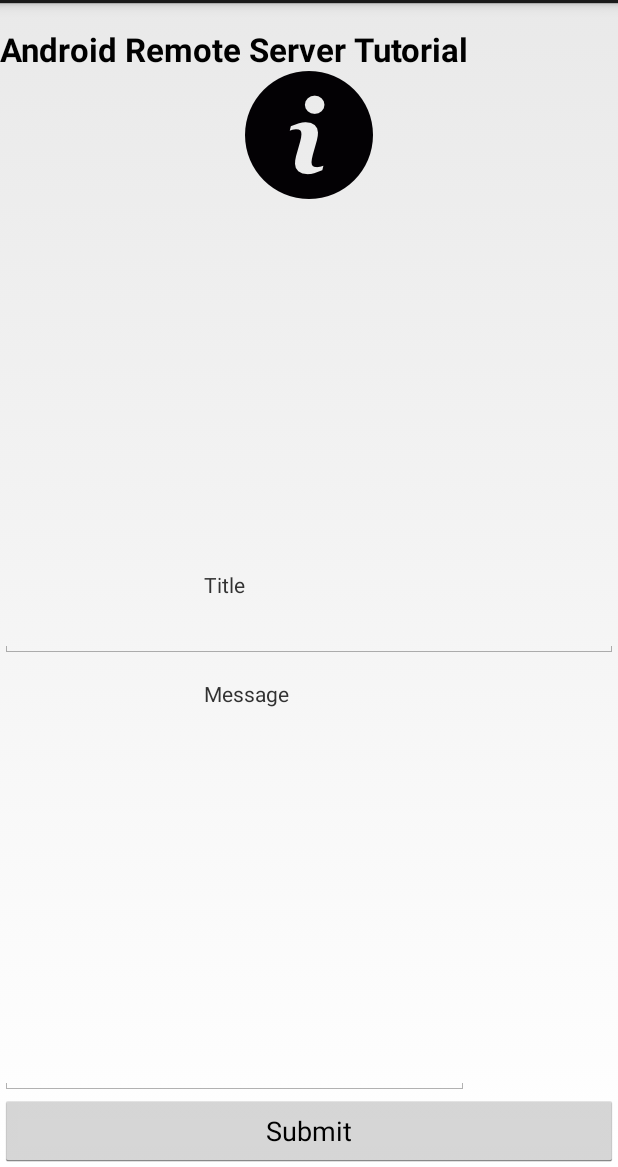
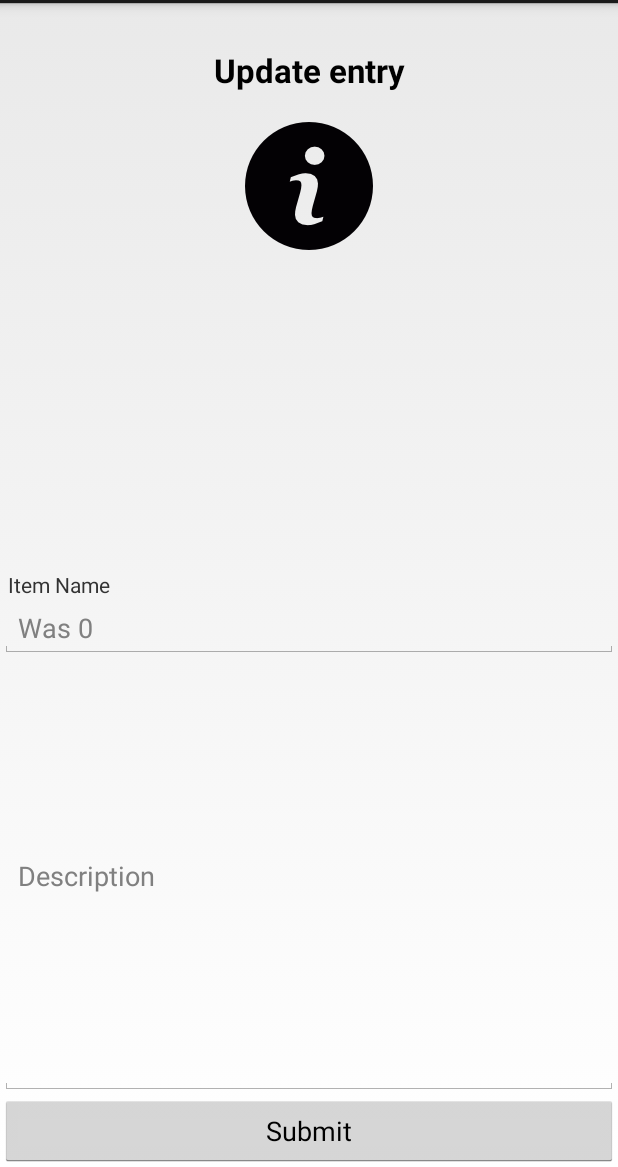
Before and after one commit to markhulia/MySQLTestSample, an Android app: the ReportUpdater screen opened directly, with no data from a screen before it, on a phone screen of 412 x 824 dp, the part 69-1236 px from its top. Run offline under Robolectric (Android 15) with nearby library versions, the phone set to English and light mode, and no system bars.

Commit message:
cleaned strings and variables

```diff
--- a/app/src/main/java/com/example/mysqltest/ActionFeedbackActivity.java
+++ b/app/src/main/java/com/example/mysqltest/ActionFeedbackActivity.java
@@ -8,7 +8,6 @@ package com.example.mysqltest;
 import android.app.Activity;
 import android.content.Intent;
 import android.os.Bundle;
-import android.support.v7.app.ActionBarActivity;
 import android.widget.Toast;
 
 
--- a/app/src/main/java/com/example/mysqltest/JSONParser.java
+++ b/app/src/main/java/com/example/mysqltest/JSONParser.java
@@ -17,7 +17,6 @@ import org.apache.http.client.utils.URLEncodedUtils;
 import org.apache.http.impl.client.DefaultHttpClient;
 import org.json.JSONException;
 import org.json.JSONObject;
-
 import java.io.BufferedReader;
 import java.io.IOException;
 import java.io.InputStream;
@@ -50,7 +49,7 @@ public class JSONParser {
             HttpEntity httpEntity = httpResponse.getEntity();
             // Open an inputStream with the data content.
             is = httpEntity.getContent();
-            Log.i("Http request and client", "completefd");
+            Log.i("Http request and client", "completed");
 
         } catch (UnsupportedEncodingException e) {
             e.printStackTrace();
--- a/app/src/main/java/com/example/mysqltest/OptionFeedbackActivity.java
+++ b/app/src/main/java/com/example/mysqltest/OptionFeedbackActivity.java
@@ -5,7 +5,6 @@ import android.app.Activity;
 import android.content.Intent;
 import android.os.Bundle;
 import android.support.v4.app.RemoteInput;
-import android.support.v7.app.ActionBarActivity;
 import android.widget.Toast;
 
 public class OptionFeedbackActivity extends Activity {
@@ -19,7 +18,7 @@ public class OptionFeedbackActivity extends Activity {
         CharSequence replyText = getMessageText(getIntent());
         if (replyText != null) {
             int foo = Integer.parseInt(replyText.toString());
-            Toast.makeText(this, "OptionFeedbackActivity "+foo, Toast.LENGTH_LONG).show();
+            Toast.makeText(this, "OptionFeedbackActivity " + foo, Toast.LENGTH_LONG).show();
         }
 
         //Go back to main activity without crashing the app
--- a/app/src/main/java/com/example/mysqltest/ReportUpdater.java
+++ b/app/src/main/java/com/example/mysqltest/ReportUpdater.java
@@ -11,6 +11,7 @@ import android.view.View;
 import android.view.View.OnClickListener;
 import android.widget.Button;
 import android.widget.EditText;
+import android.widget.ProgressBar;
 import android.widget.Toast;
 
 import org.apache.http.NameValuePair;
@@ -26,23 +27,11 @@ public class ReportUpdater extends Activity implements OnClickListener {
     //ids
     private static final String TAG_SUCCESS = "success";
     private static final String TAG_MESSAGE = "message";
-    // JSON parser class
     JSONParser jsonParser = new JSONParser();
-    //testing on Emulator:
-    //private static final String POST_COMMENT_URL = "http://10.0.2.2:1234/webservice/addcomment.php";
-    String POST_COMMENT_URL = URL.URL + "updateRport.php";
-
-    //php add a comment script
-
-    //localhost :
-    //testing on your device
-    //put your local ip instead,  on windows, run CMD > ipconfig
-    //or in mac's terminal type ifconfig and look for the ip under en0 or en1
-    // private static final String POST_COMMENT_URL = "http://xxx.xxx.x.x:1234/webservice/addcomment.php";
-    private EditText title, message;
-
-    //testing from a real server:
-    //private static final String POST_COMMENT_URL = "http://www.mybringback.com/webservice/addcomment.php";
+    String POST_COMMENT_URL = URL.URL + "updateReport.php";
+    ProgressBar loadingBar;
+    private int itemQty = 0;
+    private EditText updateReportQuantity, description;
     private Button mSubmit;
     // Progress Dialog
     private ProgressDialog pDialog;
@@ -53,11 +42,13 @@ public class ReportUpdater extends Activity implements OnClickListener {
         super.onCreate(savedInstanceState);
         setContentView(R.layout.update_report);
 
-        title = (EditText) findViewById(R.id.title);
-        message = (EditText) findViewById(R.id.message);
+        updateReportQuantity = (EditText) findViewById(R.id.updateSingleItemQty);
+        description = (EditText) findViewById(R.id.description);
 
         mSubmit = (Button) findViewById(R.id.submit);
         mSubmit.setOnClickListener(this);
+
+        updateReportQuantity.setHint("Was " + itemQty);
 
     }
 
@@ -77,6 +68,8 @@ public class ReportUpdater extends Activity implements OnClickListener {
             pDialog.setIndeterminate(false);
             pDialog.setCancelable(true);
             pDialog.show();
+            loadingBar = (ProgressBar) findViewById(R.id.progressBar);
+            loadingBar.setVisibility(View.VISIBLE);
         }
 
         @Override
@@ -84,8 +77,8 @@ public class ReportUpdater extends Activity implements OnClickListener {
             // TODO Auto-generated method stub
             // Check for success tag
             int success;
-            String post_title = title.getText().toString();
-            String post_message = message.getText().toString();
+            String post_title = updateReportQuantity.getText().toString();
+            String post_message = description.getText().toString();
 
             //We need to change this:
             SharedPreferences sp = PreferenceManager.getDefaultSharedPreferences(ReportUpdater.this);
@@ -105,16 +98,16 @@ public class ReportUpdater extends Activity implements OnClickListener {
                         POST_COMMENT_URL, "POST", params);
 
                 // full json response
-                Log.d("Post Comment attempt", json.toString());
+                Log.d("Update entry attempt", json.toString());
 
                 // json success element
                 success = json.getInt(TAG_SUCCESS);
                 if (success == 1) {
-                    Log.d("Comment Added!", json.toString());
+                    Log.d("Entry updated", json.toString());
                     finish();
                     return json.getString(TAG_MESSAGE);
                 } else {
-                    Log.d("Comment Failure!", json.getString(TAG_MESSAGE));
+                    Log.d("Error updating entry", json.getString(TAG_MESSAGE));
                     return json.getString(TAG_MESSAGE);
 
                 }
@@ -127,6 +120,8 @@ public class ReportUpdater extends Activity implements OnClickListener {
         }
 
         protected void onPostExecute(String file_url) {
+            //hide progress bar
+            loadingBar.setVisibility(View.INVISIBLE);
             // dismiss the dialog once product deleted
             pDialog.dismiss();
             if (file_url != null) {
--- a/app/src/main/java/com/example/mysqltest/URL.java
+++ b/app/src/main/java/com/example/mysqltest/URL.java
@@ -9,5 +9,5 @@ public class URL {
     //public static final String URL = "http://10.0.2.2:2604/webservice/";
 
     //device
-    public static final String URL = "http://10.0.1.5:2604/webservice/";
+    public static final String URL = "http://192.168.1.153:2604/webservice/";
 }
--- a/app/src/main/res/layout/login.xml
+++ b/app/src/main/res/layout/login.xml
@@ -72,7 +72,7 @@
         android:ems="10" />
 
     <TextView
-        android:id="@+id/textView1"
+        android:id="@+id/updateReportItemTitle"
         android:layout_width="wrap_content"
         android:layout_height="wrap_content"
         android:layout_above="@+id/username"
--- a/app/src/main/res/layout/register.xml
+++ b/app/src/main/res/layout/register.xml
@@ -11,7 +11,7 @@
         android:src="@drawable/info" />
 
     <TextView
-        android:id="@+id/textView1"
+        android:id="@+id/updateReportItemTitle"
         android:layout_width="wrap_content"
         android:layout_height="wrap_content"
         android:layout_alignLeft="@+id/password"
@@ -22,8 +22,8 @@
         android:id="@+id/username"
         android:layout_width="wrap_content"
         android:layout_height="wrap_content"
-        android:layout_alignLeft="@+id/textView1"
-        android:layout_below="@+id/textView1"
+        android:layout_alignLeft="@+id/updateReportItemTitle"
+        android:layout_below="@+id/updateReportItemTitle"
         android:ems="10" />
 
     <TextView
--- a/app/src/main/res/layout/single_item_view.xml
+++ b/app/src/main/res/layout/single_item_view.xml
@@ -35,7 +35,7 @@
                 android:padding="5dp">
 
                 <TextView
-                    android:id="@+id/title"
+                    android:id="@+id/updateSingleItemQty"
                     android:layout_width="wrap_content"
                     android:layout_height="wrap_content"
                     android:layout_gravity="bottom"
@@ -47,7 +47,7 @@
                     android:textStyle="bold" />
 
                 <TextView
-                    android:id="@+id/message"
+                    android:id="@+id/description"
                     android:layout_width="wrap_content"
                     android:layout_height="wrap_content"
                     android:paddingBottom="2dip"
--- a/app/src/main/res/layout/update_report.xml
+++ b/app/src/main/res/layout/update_report.xml
@@ -6,51 +6,56 @@
         android:id="@+id/imageView1"
         android:layout_width="wrap_content"
         android:layout_height="wrap_content"
+        android:src="@drawable/info"
         android:layout_below="@+id/textView2"
         android:layout_centerHorizontal="true"
-        android:src="@drawable/info" />
+        android:layout_marginTop="20dp" />
 
     <TextView
         android:id="@+id/textView2"
         android:layout_width="wrap_content"
         android:layout_height="wrap_content"
-        android:layout_alignParentLeft="true"
+        android:gravity="center"
+        android:text="Update entry"
+        android:textAppearance="?android:attr/textAppearanceLarge"
+        android:textStyle="bold"
+        android:layout_marginTop="30dp"
         android:layout_alignParentTop="true"
-        android:layout_marginTop="16dp"
-        android:gravity="center"
-        android:text="Android Remote Server Tutorial"
-        android:textAppearance="?android:attr/textAppearanceLarge"
-        android:textStyle="bold" />
+        android:layout_centerHorizontal="true" />
 
     <EditText
-        android:id="@+id/message"
+        android:id="@+id/description"
         android:layout_width="wrap_content"
         android:layout_height="wrap_content"
         android:layout_above="@+id/submit"
         android:layout_alignParentLeft="true"
-        android:layout_alignRight="@+id/textView2"
-        android:layout_below="@+id/TextView01"
-        android:ems="10" />
+        android:ems="10"
+        android:layout_alignParentEnd="true"
+        android:layout_below="@+id/updateSingleItemQty"
+        android:hint="Description" />
 
     <EditText
-        android:id="@+id/title"
+        android:id="@+id/updateSingleItemQty"
         android:layout_width="wrap_content"
         android:layout_height="wrap_content"
         android:layout_alignParentLeft="true"
         android:layout_alignParentRight="true"
-        android:layout_below="@+id/textView1"
-        android:ems="10">
+        android:layout_below="@+id/updateReportItemTitle"
+        android:ems="10"
+        android:inputType="number"
+        >
 
         <requestFocus />
     </EditText>
 
     <TextView
-        android:id="@+id/textView1"
+        android:id="@+id/updateReportItemTitle"
         android:layout_width="wrap_content"
         android:layout_height="wrap_content"
+        android:text="Item Name"
+        android:layout_marginLeft="5dp"
         android:layout_centerVertical="true"
-        android:layout_toLeftOf="@+id/imageView1"
-        android:text="Title" />
+        android:layout_alignParentStart="true" />
 
     <Button
         android:id="@+id/submit"
@@ -61,13 +66,15 @@
         android:layout_alignParentRight="true"
         android:text="Submit" />
 
-    <TextView
-        android:id="@+id/TextView01"
+    <ProgressBar
+        style="?android:attr/progressBarStyleSmall"
         android:layout_width="wrap_content"
         android:layout_height="wrap_content"
-        android:layout_alignLeft="@+id/textView1"
-        android:layout_below="@+id/title"
-        android:layout_marginTop="14dp"
-        android:text="Message" />
+        android:id="@+id/progressBar"
+        android:layout_above="@+id/updateReportItemTitle"
+        android:layout_alignEnd="@+id/imageView1"
+        android:layout_below="@+id/imageView1"
+        android:layout_alignStart="@+id/imageView1"
+        android:visibility="invisible"/>
 
 </RelativeLayout>
--- a/app/src/main/res/values/strings.xml
+++ b/app/src/main/res/values/strings.xml
@@ -9,13 +9,9 @@
     <string name="current_item">Current Item</string>
     <string name="report">Report</string>
     <string name="passwords_not_same">Passwords don\'t match</string>
-    <string name="action_settings">Settings</string>
-    <string name="hello_world">hi</string>
     <string name="title">Title</string>
     <string name="wearTitle">Title on Wearable</string>
     <string name="content">You did it Jora</string>
-    <string name="title_activity_activity_chat_detail">activity_chat_detail</string>
-    <string name="title_activity_chat_detail_activity">chat_detail_activity</string>
     <string name="title_activity_activity_action_feedback">ActionFeedback_Activity</string>
     <string name="title_activity_action_feedback">ActionFeedbackActivity</string>
     <string name="number_of_packages_hint">Enter</string>
```
Also changed, not shown: app/src/main/java/com/example/mysqltest/Login.java (+5 -8 lines), app/src/main/java/com/example/mysqltest/NotificationBuilder.java (+17 -12 lines), app/src/main/java/com/example/mysqltest/ReportViewer.java (+3 -4 lines), 58 other files.
